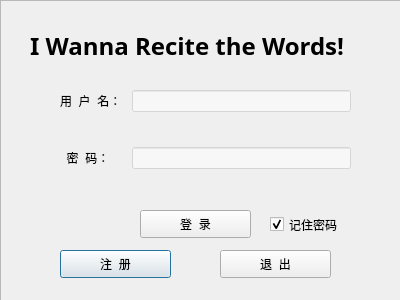
Before: the Qt Designer form logindlg.ui in OOPtaskgroup/dictionary, drawn with Qt 5.
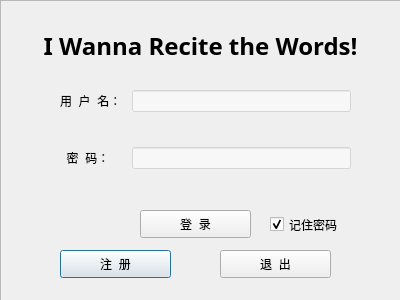
After: the same form once the commit is applied. Icons and pictures are not drawn.

```diff
--- a/logindlg.ui
+++ b/logindlg.ui
@@ -71,6 +71,9 @@
    <property name="text">
     <string>I Wanna Recite the Words!</string>
    </property>
+   <property name="alignment">
+    <set>Qt::AlignCenter</set>
+   </property>
   </widget>
   <widget class="QPushButton" name="loginBtn">
    <property name="geometry">
```
